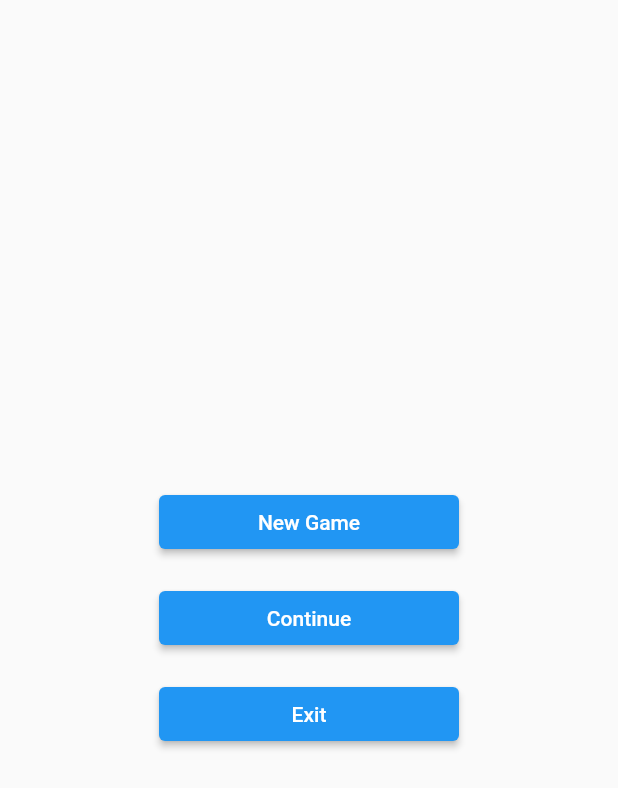
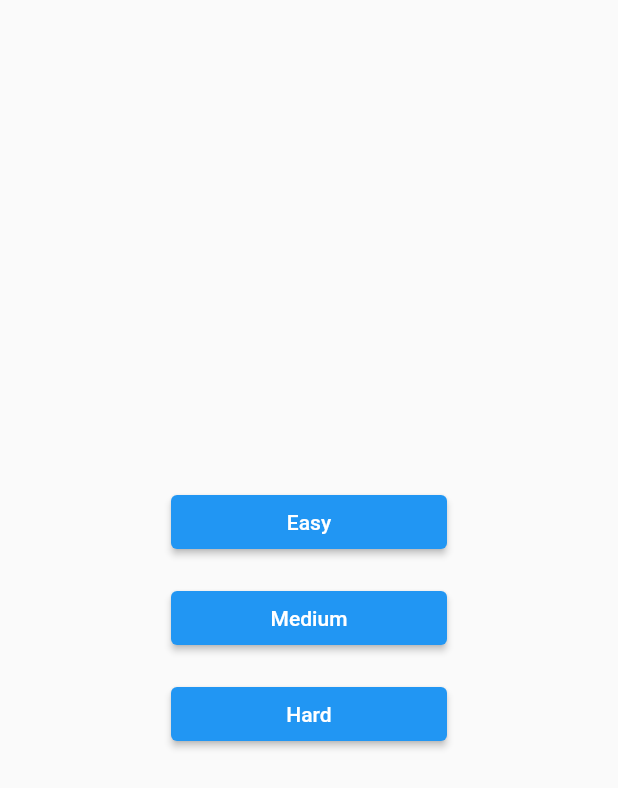
Before and after one commit to baihakikuncara/sudoku, a Flutter app: the screen it shows after launch, after a tap on "New Game", on a phone screen of 412 x 824 dp. Shown: the top 788 px of the screen. Run offline on Flutter 3.47's test engine with Material 2 defaults, Android fonts, the phone set to English and light mode, and no system bars.

Commit message:
-add difficulty buttons

```diff
--- a/Flutter/sudoku/lib/main.dart
+++ b/Flutter/sudoku/lib/main.dart
@@ -14,12 +14,6 @@ class MainApp extends StatelessWidget {
 
   @override
   Widget build(BuildContext context) {
-    return const MaterialApp(
-      home: Scaffold(
-        body: Center(
-          child: MainMenu(),
-        ),
-      ),
-    );
+    return const MainMenu();
   }
 }
--- a/Flutter/sudoku/lib/main_menu.dart
+++ b/Flutter/sudoku/lib/main_menu.dart
@@ -1,56 +1,119 @@
+import 'dart:developer';
 import 'dart:io';
 
 import 'package:flutter/material.dart';
 import 'package:flutter/services.dart';
+import 'package:sudoku/boards_data.dart';
 
-class MainMenu extends StatelessWidget {
+class MainMenu extends StatefulWidget {
   const MainMenu({super.key});
 
   @override
+  State<MainMenu> createState() => _MainMenuState();
+}
+
+class _MainMenuState extends State<MainMenu> {
+  static const double _buttonWidth = 200;
+  static const double _buttonMargin = 8;
+  late Widget currentButtons;
+
+  bool showDifficulty = false;
+  @override
   Widget build(BuildContext context) {
-    return Row(
+    currentButtons =
+        showDifficulty ? difficultyButtons() : mainMenuButtons(context);
+
+    log('MainMenu:build()');
+    return MaterialApp(
+      home: Scaffold(
+        body: Center(
+            child: Row(
           children: [
             const Spacer(
               flex: 1,
             ),
-        SizedBox(
-          width: 200,
-          child: mainMenuButtons(),
-        ),
+            currentButtons,
             const Spacer(
               flex: 1,
             ),
           ],
+        )),
+      ),
     );
   }
 
-  Widget mainMenuButtons() {
-    return Column(
+  Widget mainMenuButtons(BuildContext context) {
+    return SizedBox(
+        width: _buttonWidth,
+        child: Column(
           mainAxisAlignment: MainAxisAlignment.center,
           crossAxisAlignment: CrossAxisAlignment.stretch,
           children: [
-        createButton(title: "New Game", action: () {}),
-        const SizedBox(
-          height: 16,
+            createButton(
+              title: "New Game",
+              action: () {
+                log('button pressed: new game');
+                setState(() {
+                  showDifficulty = true;
+                });
+              },
             ),
-        createButton(title: "Continue", action: () {}),
-        const SizedBox(
-          height: 16,
+            createButton(
+              title: "Continue",
+              action: () {
+                log('button pressed: continue');
+              },
             ),
             createButton(
               title: "Exit",
               action: () {
+                log('button pressed: exit');
                 if (Platform.isAndroid) {
                   SystemNavigator.pop();
                 } else {
                   exit(0);
                 }
+              },
+            ),
+          ],
+        ));
+  }
+
+  Widget difficultyButtons() {
+    return SizedBox(
+        width: _buttonWidth,
+        child: Column(
+          mainAxisAlignment: MainAxisAlignment.center,
+          crossAxisAlignment: CrossAxisAlignment.stretch,
+          children: [
+            createButton(
+                title: "Easy",
+                action: () {
+                  log('button pressed: easy');
+                  log(BoardsData().boardList[0]);
+                }),
+            createButton(
+                title: "Medium",
+                action: () {
+                  log('button pressed: medium');
+                }),
+            createButton(
+                title: "Hard",
+                action: () {
+                  log('button pressed: hard');
+                  log(BoardsData().boardList[1]);
                 }),
           ],
+        ));
+  }
+
+  Widget createButton({String title = 'Button', Function()? action}) {
+    return Container(
+      margin: const EdgeInsets.all(_buttonMargin),
+      child: ElevatedButton(
+        onPressed: action,
+        child: Text(title),
+      ),
     );
   }
-
-  Widget createButton({required String title, required Function()? action}) {
-    return ElevatedButton(onPressed: action, child: Text(title));
 }
-}
```
Lines whose indentation alone changed are shown as unchanged.
